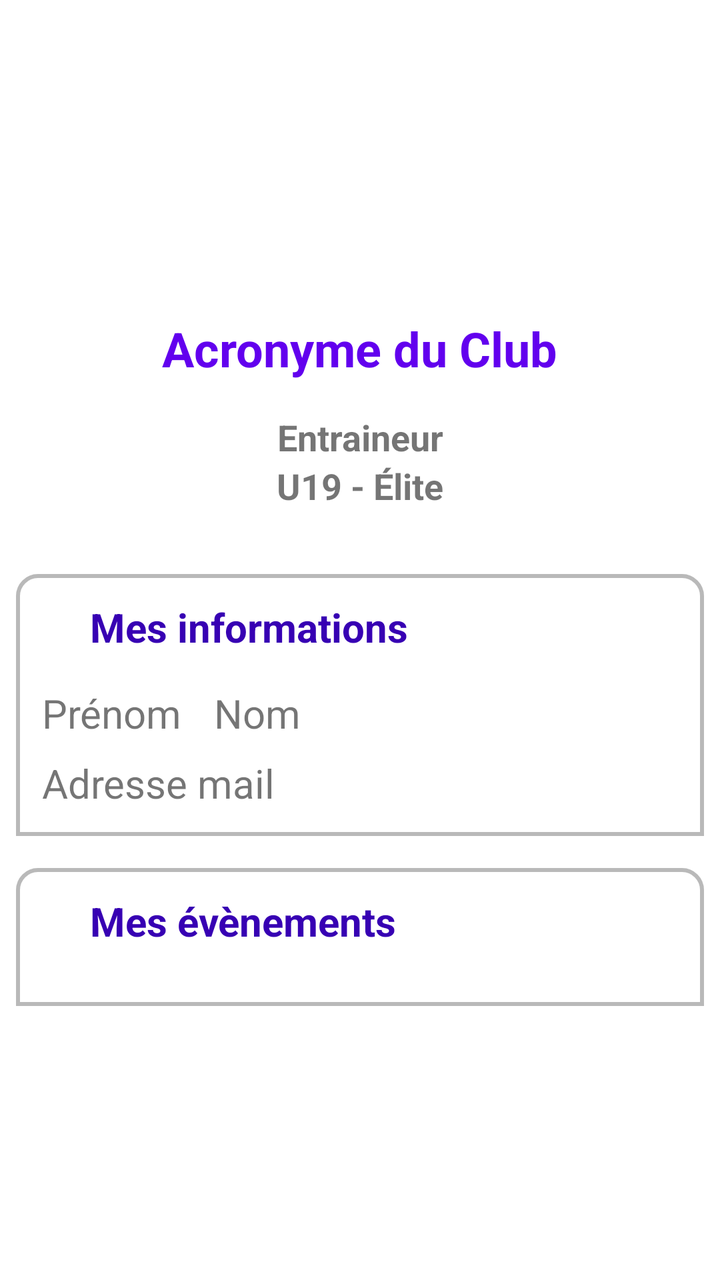
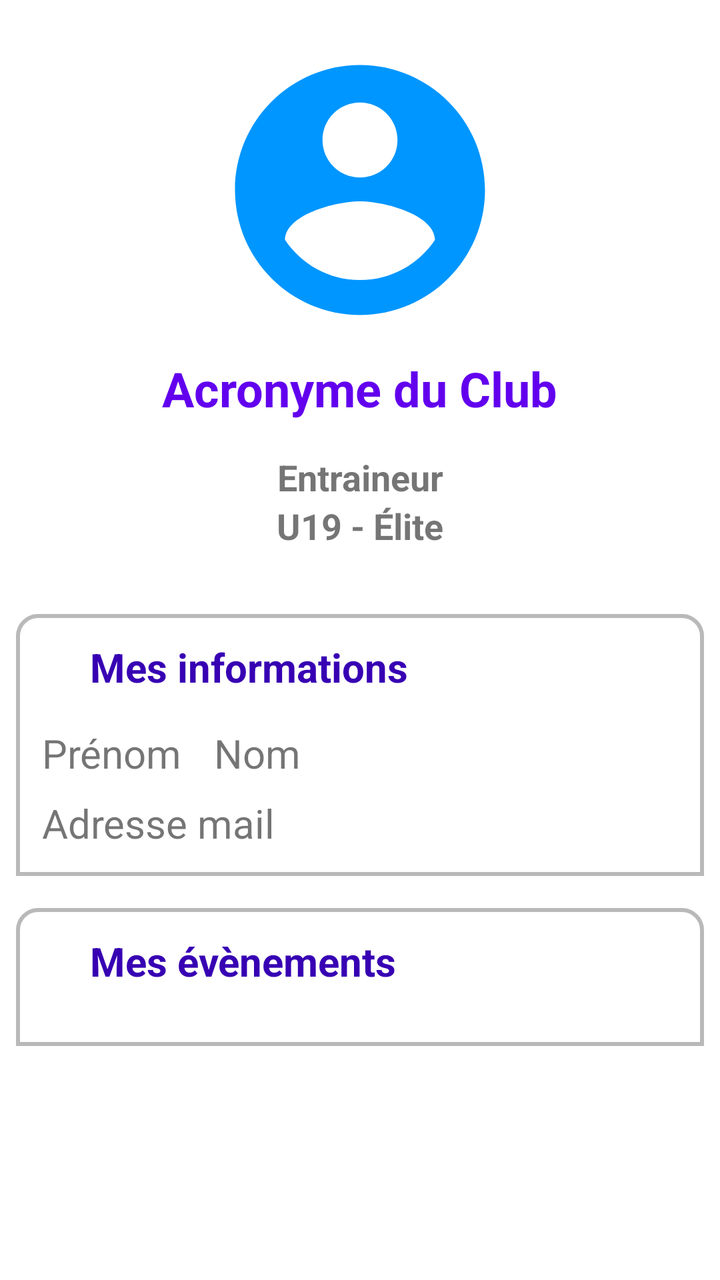

Before-and-after screenshots of an Android layout around one commit, followed by the original layout XML and the change that was made.
<!-- AndroidManifest.xml: application theme AppTheme -->
<!-- res/layout/fragment_profile.xml -->
<?xml version="1.0" encoding="utf-8"?>
<LinearLayout xmlns:android="http://schemas.android.com/apk/res/android"
    xmlns:tools="http://schemas.android.com/tools"
    android:layout_width="match_parent"
    android:layout_height="match_parent"
    android:orientation="vertical"
    android:layout_marginTop="?android:attr/actionBarSize"
    tools:context=".fragments.maps.ProfileFragment">

    <ImageView
        android:id="@+id/profileClubImage"
        android:layout_width="150dp"
        android:layout_height="150dp"
        android:layout_gravity="center"
        android:contentDescription="@string/image_club" />

    <com.google.android.material.textview.MaterialTextView
        android:id="@+id/profileClubName"
        android:layout_width="wrap_content"
        android:layout_height="wrap_content"
        android:layout_gravity="center"
        android:layout_marginStart="32dp"
        android:layout_marginTop="8dp"
        android:layout_marginEnd="32dp"
        android:gravity="center"
        android:text="@string/affiliation_club_acronym"
        android:textColor="@color/colorPrimary"
        android:textSize="24sp"
        android:textStyle="bold" />


    <com.google.android.material.textview.MaterialTextView
        android:id="@+id/profilePosition"
        android:layout_width="wrap_content"
        android:layout_height="wrap_content"
        android:layout_gravity="center"
        android:layout_marginStart="32dp"
        android:layout_marginTop="16dp"
        android:layout_marginEnd="32dp"
        android:text="@string/profileUserPosition"
        android:textAlignment="center"
        android:textSize="18sp"
        android:textStyle="bold" />

    <com.google.android.material.textview.MaterialTextView
        android:id="@+id/profileCategory_subCategory"
        android:layout_width="wrap_content"
        android:layout_height="wrap_content"
        android:layout_gravity="center"
        android:layout_marginStart="32dp"
        android:layout_marginEnd="32dp"
        android:text="@string/profileCategory"
        android:textAlignment="center"
        android:textSize="18sp"
        android:textStyle="bold" />


    <LinearLayout
        android:layout_width="match_parent"
        android:layout_height="wrap_content"
        android:layout_marginStart="8dp"
        android:layout_marginTop="32dp"
        android:layout_marginEnd="8dp"
        android:elevation="5dp"
        android:background="@drawable/profile_section"
        android:orientation="vertical">

        <com.google.android.material.textview.MaterialTextView
            android:id="@+id/profileInformations"
            android:layout_width="wrap_content"
            android:layout_height="wrap_content"
            android:layout_marginStart="32dp"
            android:layout_marginTop="8dp"
            android:layout_marginEnd="32dp"
            android:layout_marginBottom="8dp"
            android:text="@string/my_info"
            android:textColor="@color/colorPrimaryDark"
            android:textSize="20sp"
            android:textStyle="bold" />

        <LinearLayout
            android:id="@+id/profileName"
            android:layout_width="wrap_content"
            android:layout_height="wrap_content"
            android:orientation="horizontal">

            <com.google.android.material.textview.MaterialTextView
                android:id="@+id/profile_firstName"
                android:layout_width="wrap_content"
                android:layout_height="wrap_content"
                android:layout_marginStart="8dp"
                android:layout_marginTop="8dp"
                android:layout_marginEnd="8dp"
                android:text="@string/profile_firstName"
                android:textSize="20sp" />

            <com.google.android.material.textview.MaterialTextView
                android:id="@+id/profile_lastName"
                android:layout_width="wrap_content"
                android:layout_height="wrap_content"
                android:layout_marginStart="8dp"
                android:layout_marginTop="8dp"
                android:layout_marginEnd="8dp"
                android:text="@string/profile_lastName"
                android:textSize="20sp" />

        </LinearLayout>


        <com.google.android.material.textview.MaterialTextView
            android:id="@+id/profileEmail"
            android:layout_width="wrap_content"
            android:layout_height="wrap_content"
            android:layout_marginStart="8dp"
            android:layout_marginTop="8dp"
            android:layout_marginEnd="32dp"
            android:layout_marginBottom="8dp"
            android:text="@string/profile_email"
            android:textSize="20sp" />

    </LinearLayout>

    <LinearLayout
        android:layout_width="match_parent"
        android:layout_height="wrap_content"
        android:layout_marginStart="8dp"
        android:layout_marginTop="16dp"
        android:layout_marginEnd="8dp"
        android:elevation="5dp"
        android:background="@drawable/profile_section"
        android:orientation="vertical">

        <com.google.android.material.textview.MaterialTextView
            android:id="@+id/profileEvents"
            android:layout_width="wrap_content"
            android:layout_height="wrap_content"
            android:layout_marginStart="32dp"
            android:layout_marginTop="8dp"
            android:layout_marginEnd="32dp"
            android:layout_marginBottom="8dp"
            android:text="@string/my_events"
            android:textColor="@color/colorPrimaryDark"
            android:textSize="20sp"
            android:textStyle="bold" />

        <androidx.recyclerview.widget.RecyclerView
            android:id="@+id/profileEventRecycler"
            android:layout_width="match_parent"
            android:layout_height="wrap_content"
            android:layout_marginStart="8dp"
            android:layout_marginTop="8dp"
            android:layout_marginEnd="8dp"
            android:layout_marginBottom="8dp" />

    </LinearLayout>


</LinearLayout>
<!-- resources referenced by this layout -->
<resources>
  <color name="colorPrimary">#6200EE</color>
  <color name="colorPrimaryDark">#3700B3</color>
  <!-- drawable profile_section (drawable) -->
  <?xml version="1.0" encoding="utf-8"?>
  <shape xmlns:android="http://schemas.android.com/apk/res/android">
      <corners
          android:topLeftRadius="10dp"
          android:topRightRadius="10dp" />
      <stroke
          android:width="2dp"
          android:color="@color/colorDiscreet" />
      <padding
          android:bottom="5dp"
          android:left="5dp"
          android:right="5dp"
          android:top="5dp" />
  </shape>
  <string name="affiliation_club_acronym">Acronyme du Club</string>
  <string name="image_club">Image club</string>
  <string name="my_events">Mes évènements</string>
  <string name="my_info">Mes informations</string>
  <string name="profileCategory">U19 - Élite</string>
  <string name="profileUserPosition">Entraineur</string>
  <string name="profile_email">Adresse mail</string>
  <string name="profile_firstName">Prénom</string>
  <string name="profile_lastName">Nom</string>
  <style name="AppTheme" parent="Theme.MaterialComponents.Light.DarkActionBar">
          
          <item name="colorPrimary">@color/colorPrimary</item>
          <item name="colorPrimaryDark">@color/colorPrimaryDark</item>
          <item name="colorAccent">@color/colorAccent</item>
          <item name="android:windowActionBarOverlay">true</item>
          
          <item name="windowActionBarOverlay">true</item>
      </style>
  <color name="colorDiscreet">#B9B9B9</color>
  <color name="colorAccent">#03DAC5</color>
</resources>

<!-- the commit's change to res/layout/fragment_profile.xml (unified diff, before → after) -->
@@ -9,9 +9,11 @@
 
     <ImageView
         android:id="@+id/profileClubImage"
+        android:layout_marginTop="20dp"
         android:layout_width="150dp"
         android:layout_height="150dp"
         android:layout_gravity="center"
+        android:src="@drawable/ic_account"
         android:contentDescription="@string/image_club" />
 
     <com.google.android.material.textview.MaterialTextView
<!-- resource entries referenced after the edit -->
@@ -2,6 +2,17 @@
 <resources>
   <color name="colorPrimary">#6200EE</color>
   <color name="colorPrimaryDark">#3700B3</color>
+  <!-- drawable ic_account (drawable) -->
+  <vector xmlns:android="http://schemas.android.com/apk/res/android"
+      android:width="48dp"
+      android:height="48dp"
+      android:tint="#0096FF"
+      android:viewportWidth="24"
+      android:viewportHeight="24">
+      <path
+          android:fillColor="@android:color/white"
+          android:pathData="M12,2C6.48,2 2,6.48 2,12s4.48,10 10,10 10,-4.48 10,-10S17.52,2 12,2zM12,5c1.66,0 3,1.34 3,3s-1.34,3 -3,3 -3,-1.34 -3,-3 1.34,-3 3,-3zM12,19.2c-2.5,0 -4.71,-1.28 -6,-3.22 0.03,-1.99 4,-3.08 6,-3.08 1.99,0 5.97,1.09 6,3.08 -1.29,1.94 -3.5,3.22 -6,3.22z" />
+  </vector>
   <!-- drawable profile_section (drawable) -->
   <?xml version="1.0" encoding="utf-8"?>
   <shape xmlns:android="http://schemas.android.com/apk/res/android">
